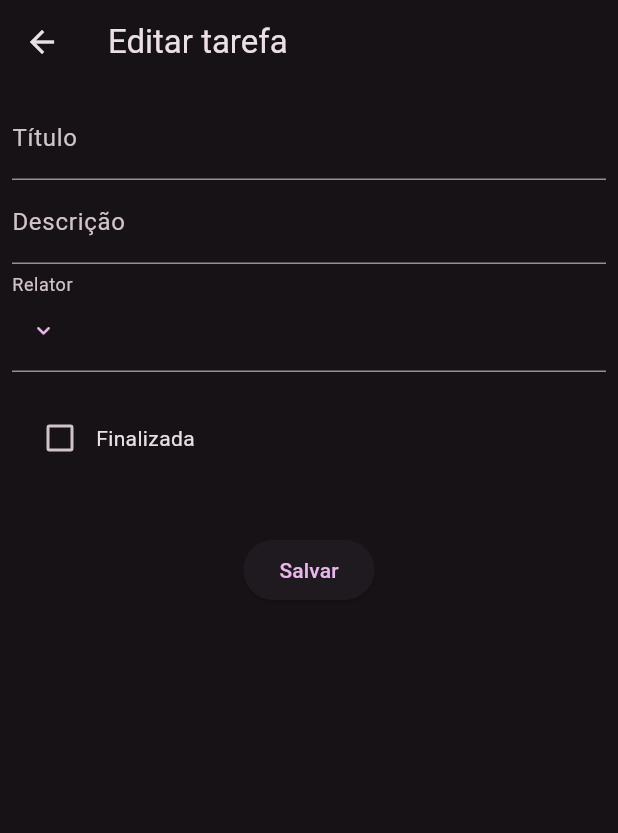
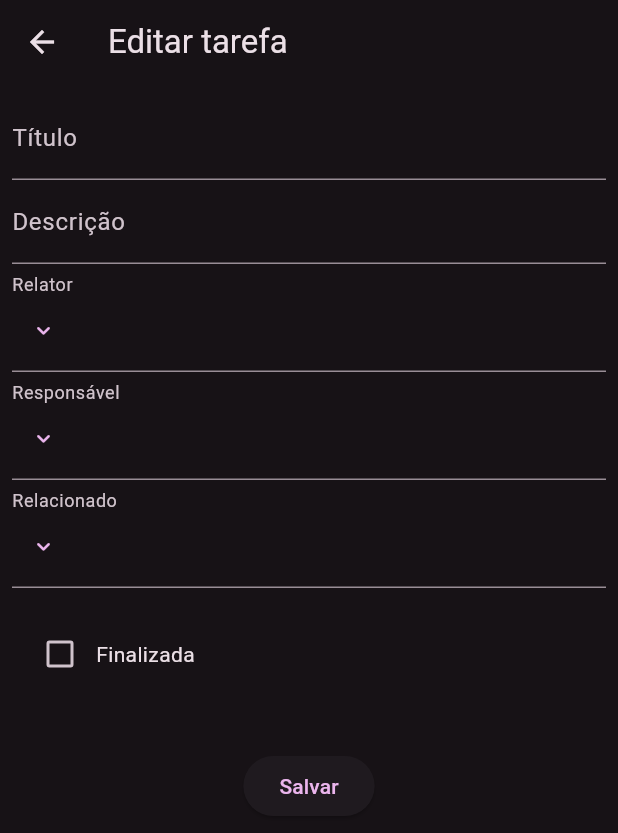
Before and after one commit to deadblit/influencer_app, a Flutter app: the TaskDetailPage screen opened directly with empty values, on a phone screen of 412 x 824 dp. Shown: the top 833 px of the screen. Run offline on Flutter 3.47's test engine with Material 2 defaults, Android fonts, the light colour scheme and no system bars; drawn by our look-alikes of dynamic_color; our stand-ins replace flutter_mobx, flutter_modular, freezed_annotation, mobx, multiple_result, parse_server_sdk; generated files the repository leaves out were written again; network calls fail.

```diff
--- a/lib/features/task/presentation/pages/detail/task_detail_page.dart
+++ b/lib/features/task/presentation/pages/detail/task_detail_page.dart
@@ -113,7 +113,6 @@ class TaskDetailPageState extends State<TaskDetailPage> {
                 children: <Widget>[
                   TextFormField(
                     controller: _titleController,
-                    // initialValue: _store.title,
                     onChanged: (value) => _store.title = value,
                     decoration: InputDecoration(
                       labelText: 'Título',
@@ -121,10 +120,8 @@ class TaskDetailPageState extends State<TaskDetailPage> {
                       errorText: _store.error.title,
                     ),
                   ),
-
                   TextFormField(
                     controller: _descriptionController,
-                    // initialValue: _store.description,
                     onChanged: (value) => _store.description = value,
                     decoration: const InputDecoration(
                       labelText: 'Descrição',
@@ -137,7 +134,6 @@ class TaskDetailPageState extends State<TaskDetailPage> {
                       selectedItemIndex: _store.ownerIndex,
                       onSelectedItemIndex: (index) {
                         _store.ownerIndex = index;
-                        _store.assigneeIndex = index;
                       },
                       decoration: InputDecoration(
                         labelText: 'Relator',
@@ -146,31 +142,32 @@ class TaskDetailPageState extends State<TaskDetailPage> {
                       ),
                     ),
                   ),
-                  // Observer(
-                  //   builder: (_) => BottomSheetMenu(
-                  //     items: _store.userList.map((e) => e.username).toList(),
-                  //     selectedItemIndex: _store.assigneeIndex,
-                  //     onSelectedItemIndex: (index) =>
-                  //         _store.assigneeIndex = index,
-                  //     decoration: InputDecoration(
-                  //       labelText: 'Responsável',
-                  //       hintText:
-                  //           'Selecione o responsável pela execução da tarefa',
-                  //       errorText: _store.error.assignee,
-                  //     ),
-                  //   ),
-                  // ),
-                  // Observer(
-                  //   builder: (_) => BottomSheetMenu(
-                  //     items: _store.userList.map((e) => e.username).toList(),
-                  //     selectedItemIndex: _store.relatedIndex,
-                  //     onSelectedItemIndex: (index) => _store.relatedIndex = index,
-                  //     decoration: const InputDecoration(
-                  //       labelText: 'Relacionado',
-                  //       hintText: 'Selecione alguém relacionado a essa tarefa',
-                  //     ),
-                  //   ),
-                  // ),
+                  Observer(
+                    builder: (_) => BottomSheetMenu(
+                      items: _store.userList.map((e) => e.username).toList(),
+                      selectedItemIndex: _store.assigneeIndex,
+                      onSelectedItemIndex: (index) =>
+                          _store.assigneeIndex = index,
+                      decoration: InputDecoration(
+                        labelText: 'Responsável',
+                        hintText:
+                            'Selecione o responsável pela execução da tarefa',
+                        errorText: _store.error.assignee,
+                      ),
+                    ),
+                  ),
+                  Observer(
+                    builder: (_) => BottomSheetMenu(
+                      items: _store.userList.map((e) => e.username).toList(),
+                      selectedItemIndex: _store.relatedIndex,
+                      onSelectedItemIndex: (index) =>
+                          _store.relatedIndex = index,
+                      decoration: const InputDecoration(
+                        labelText: 'Relacionado',
+                        hintText: 'Selecione alguém relacionado a essa tarefa',
+                      ),
+                    ),
+                  ),
                   Padding(
                     padding: const EdgeInsets.symmetric(
                       vertical: 20,
--- a/lib/features/task/presentation/pages/detail/task_detail_store.dart
+++ b/lib/features/task/presentation/pages/detail/task_detail_store.dart
@@ -182,7 +182,7 @@ abstract class TaskDetailStoreBase with Store {
 
     final owner = userList[ownerIndex];
     final assignee = userList[assigneeIndex];
-    final related = relatedIndex == -1 ? null : userList[ownerIndex];
+    final related = relatedIndex == -1 ? null : userList[relatedIndex];
 
     final result = await updateTask(UpdateTaskParams(
       id: taskId!,
```
Also changed, not shown: lib/features/task/data/data_sources/parse_task_datasource.dart (+6 -6 lines), lib/features/task/data/mappers/task_mappers.dart (+3 -5 lines).
